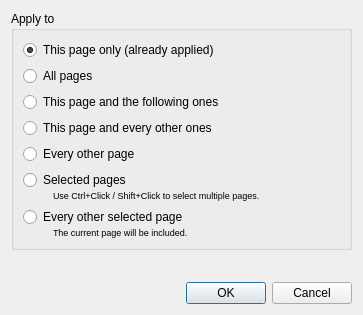
Old version of the form filters/page_layout/ui/PageLayoutApplyDialog.ui in the repository ImageProcessing-ElectronicPublications/scantailor-deviant.
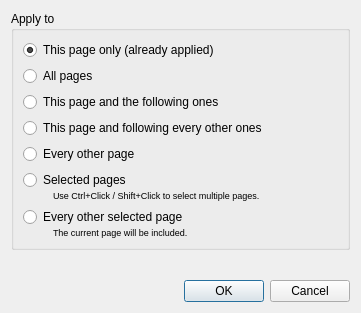
New version of the form.

Diff of the .ui file:
```diff
--- a/filters/page_layout/ui/PageLayoutApplyDialog.ui
+++ b/filters/page_layout/ui/PageLayoutApplyDialog.ui
@@ -9,8 +9,8 @@
    <rect>
     <x>0</x>
     <y>0</y>
-    <width>363</width>
-    <height>315</height>
+    <width>361</width>
+    <height>313</height>
    </rect>
   </property>
   <layout class="QVBoxLayout" name="verticalLayout_5">
@@ -56,7 +56,7 @@
          <item>
           <widget class="QRadioButton" name="thisEveryOtherRB">
            <property name="text">
-            <string extracomment="All odd or even pages, depending on the current page being odd or even.">This page and every other ones</string>
+            <string extracomment="All odd or even pages, depending on the current page being odd or even.">This page and following every other ones</string>
            </property>
           </widget>
          </item>
```
